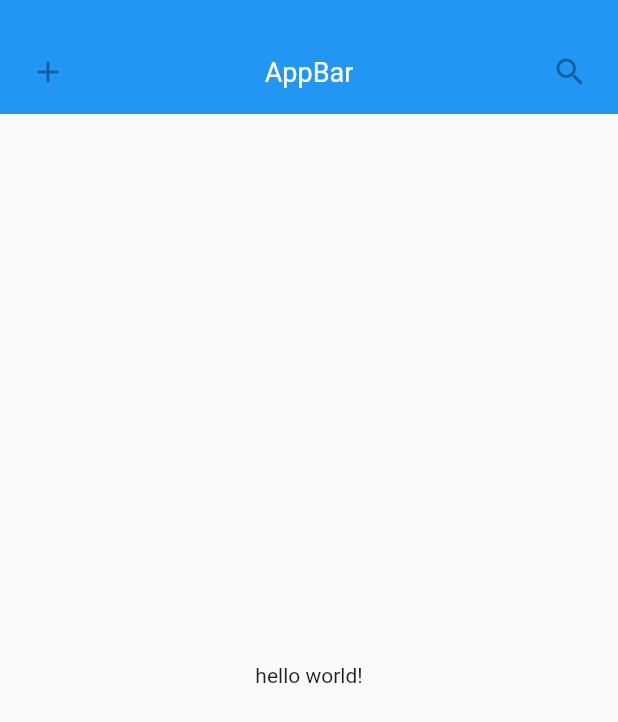
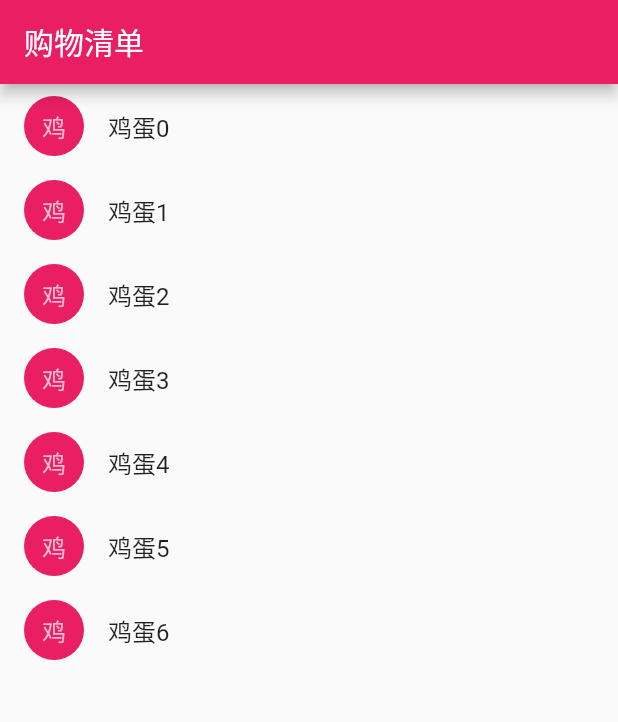
Before and after one commit to FDoubleman/flutter_demo, a Flutter app: the screen it shows after launch, on a phone screen of 412 x 824 dp. Shown: the top 722 px of the screen. Run offline on Flutter 3.47's test engine with Material 2 defaults, Android fonts, the phone set to English and light mode, and no system bars; our stand-ins replace fluttertoast.

Commit message:
1、购物清单功能添加

```diff
--- /dev/null
+++ b/lib/Shopping/Shopping.dart
@@ -0,0 +1,95 @@
+import 'package:flutter/material.dart';
+
+// 商品模型
+class Product {
+  final String name;
+
+  const Product({this.name});
+}
+
+// typedef 给某一种特定的函数类型起了一个名字，可以认为是一个类型的别名，
+// 可以类比class和对象这样理解：自己定义了一种数据类型，不过这种数据类型是函数类型，
+// 一个一个的具体实现的函数就相当于按照这种类型实例化的对象会有类型检查
+typedef void CartChangedCallback(Product product, bool inCart);
+
+// 购物车列表Item
+class ShoppingListItem extends StatelessWidget {
+  ShoppingListItem({Product product, this.inCart, this.onCartChanged})
+      : product = product,
+        super(key: ObjectKey(product));
+
+  final Product product;
+  final bool inCart;
+  final CartChangedCallback onCartChanged;
+
+  Color _getColor(BuildContext context) {
+    return inCart ? Colors.black45 : Theme.of(context).primaryColor;
+  }
+
+  TextStyle _getTextStyle(BuildContext context) {
+    if (!inCart) return null;
+    return TextStyle(
+        color: Colors.black45, decoration: TextDecoration.lineThrough);
+  }
+
+  @override
+  Widget build(BuildContext context) {
+    return ListTile(
+      onTap: () {
+        onCartChanged(product, !inCart);
+      },
+      leading: CircleAvatar(
+        backgroundColor: _getColor(context),
+        child: Text(product.name[0]),
+      ),
+      title: Text(
+        product.name,
+        style: _getTextStyle(context),
+      ),
+    );
+  }
+}
+
+class ShoppingList extends StatefulWidget {
+  ShoppingList({Key key, this.products}) : super(key: key);
+  final List<Product> products;
+
+  @override
+  _ShoppingListState createState() => _ShoppingListState();
+
+
+}
+
+class _ShoppingListState extends State<ShoppingList> {
+  Set<Product> _shoppingCart = new Set<Product>();
+
+  void _handleCartChanged(Product product, bool inCart) {
+    setState(() {
+      // When user changes what is in the cart, we need to change _shoppingCart
+      // inside a setState call to trigger a rebuild. The framework then calls
+      // build, below, which updates the visual appearance of the app.
+
+      if (inCart)
+        _shoppingCart.add(product);
+      else
+        _shoppingCart.remove(product);
+    });
+  }
+
+  @override
+  Widget build(BuildContext context) {
+    return Scaffold(
+      appBar: AppBar(
+        title: Text("购物清单"),
+      ),
+      body: ListView(
+          children: widget.products.map((Product product) {
+        return ShoppingListItem(
+          product: product,
+          inCart: _shoppingCart.contains(product),
+          onCartChanged: _handleCartChanged,
+        );
+      }).toList()),
+    );
+  }
+}
--- a/lib/main.dart
+++ b/lib/main.dart
@@ -2,6 +2,8 @@ import 'package:flutter/material.dart';
 import 'package:flutter/widgets.dart';
 import 'package:flutter_app/BaseWidgetPage.dart';
 import 'package:flutter_app/DartType.dart';
+import 'package:flutter_app/Shopping/Shopping.dart';
+import 'package:flutter_app/TutorialHome.dart';
 import 'package:fluttertoast/fluttertoast.dart';
 
 void main() => runApp(MyApp());
@@ -25,7 +27,17 @@ class MyApp extends StatelessWidget {
         primarySwatch: Colors.pink,
       ),
 //      home: MyHomePage(title: 'Flutter 数据类型'),
-      home: MyScaffold(),
+//      home: MyScaffold(),
+//      home: TutorialHome(),
+      home: ShoppingList(products: <Product>[
+        Product(name: "鸡蛋0"),
+        Product(name: "鸡蛋1"),
+        Product(name: "鸡蛋2"),
+        Product(name: "鸡蛋3"),
+        Product(name: "鸡蛋4"),
+        Product(name: "鸡蛋5"),
+        Product(name: "鸡蛋6"),
+      ]),
 //      routes: ,
     );
   }
```
Also changed, not shown: lib/TutorialHome.dart (added, +118 -0 lines).
